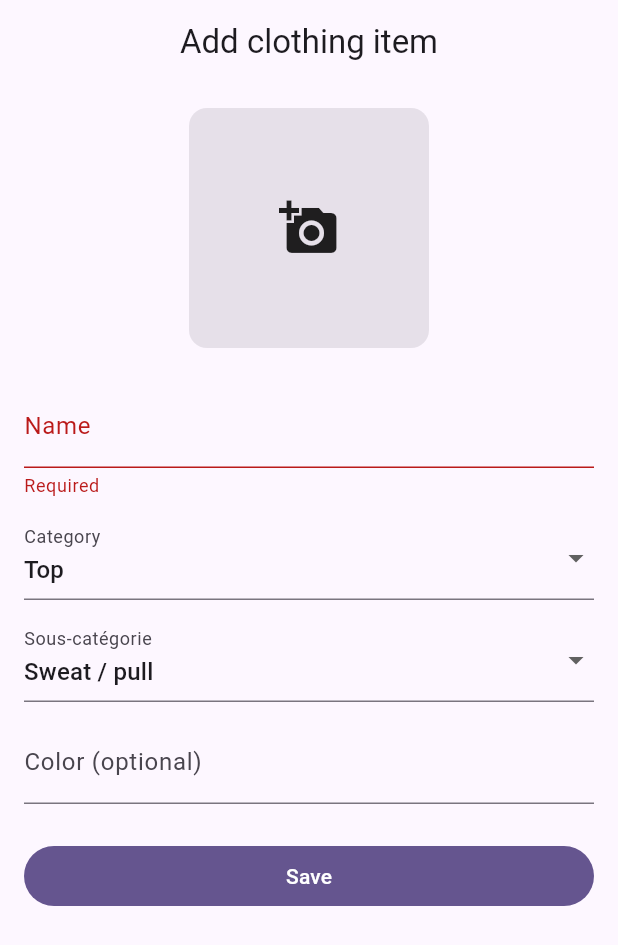
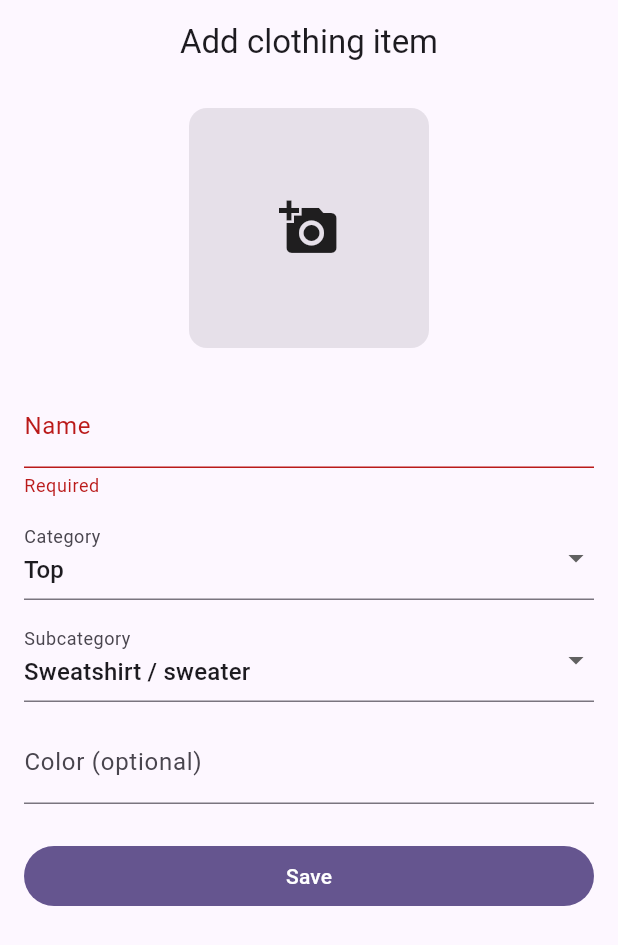
Before and after one commit to Dixen-Naxos/fitfolio, a Flutter app: the AddClothingItemScreen screen opened by its route, after a tap on "Save", on a phone screen of 412 x 824 dp. Shown: the top 945 px of the screen. Run offline on Flutter 3.47's test engine with Material 3 defaults, Android fonts, the phone set to English and light mode, and no system bars; our stand-ins replace dio, equatable, flutter_bloc, flutter_secure_storage, go_router, image_picker; accounts and stored records are empty; network calls fail.

Commit message:
feat(app): add Sous-pull subcategory and localize subcategory labels
- Add 'Sous-pull' subcategory under the Haut (top) category
- Add English translations for all clothing subcategories via subcategoryLabel
- Keep French as the stored/canonical value while translating display text
- Localize the subcategory field label and apply translations across wardrobe,
  add-item, create-outfit, outfit detail, and clothing item detail screens

```diff
--- a/app/lib/features/outfits/presentation/create_outfit_screen.dart
+++ b/app/lib/features/outfits/presentation/create_outfit_screen.dart
@@ -89,7 +89,7 @@ class _CreateOutfitScreenState extends State<CreateOutfitScreen> {
                           Padding(
                             padding: const EdgeInsets.fromLTRB(24, 8, 16, 4),
                             child: Text(
-                              subcategoryEntry.key,
+                              l10n.subcategoryLabel(subcategoryEntry.key),
                               style: Theme.of(context).textTheme.bodySmall,
                             ),
                           ),
--- a/app/lib/features/outfits/presentation/outfit_detail_screen.dart
+++ b/app/lib/features/outfits/presentation/outfit_detail_screen.dart
@@ -141,7 +141,7 @@ class _OutfitItemCard extends StatelessWidget {
                   const SizedBox(height: 4),
                   Text(
                     item.subcategory != null && item.subcategory!.isNotEmpty
-                        ? '${item.category.label(context)} · ${item.subcategory}'
+                        ? '${item.category.label(context)} · ${AppLocalizations.of(context).subcategoryLabel(item.subcategory!)}'
                         : item.category.label(context),
                     style: Theme.of(context).textTheme.bodySmall,
                     maxLines: 1,
--- a/app/lib/features/wardrobe/models/clothing_item.dart
+++ b/app/lib/features/wardrobe/models/clothing_item.dart
@@ -8,7 +8,7 @@ extension ClothingCategoryX on ClothingCategory {
   String get apiValue => name;
 
   static const Map<ClothingCategory, List<String>> subcategories = {
-    ClothingCategory.top: ['Sweat / pull', 'T-shirt', 'Débardeur', 'Brassières'],
+    ClothingCategory.top: ['Sweat / pull', 'Sous-pull', 'T-shirt', 'Débardeur', 'Brassières'],
     ClothingCategory.bottom: ['Jean', 'Pantalons', 'Shorts', 'Jupes'],
     ClothingCategory.dress: ['Hiver', 'Été'],
     ClothingCategory.outerwear: ['Manteaux', 'Vestes', 'Gilets'],
--- a/app/lib/features/wardrobe/presentation/add_clothing_item_screen.dart
+++ b/app/lib/features/wardrobe/presentation/add_clothing_item_screen.dart
@@ -148,10 +148,10 @@ class _AddClothingItemScreenState extends State<AddClothingItemScreen> {
                 const SizedBox(height: 12),
                 DropdownButtonFormField<String>(
                   value: _subcategory,
-                  decoration: const InputDecoration(labelText: 'Sous-catégorie'),
+                  decoration: InputDecoration(labelText: l10n.subcategory),
                   items: [
                     for (final option in _category.availableSubcategories)
-                      DropdownMenuItem(value: option, child: Text(option)),
+                      DropdownMenuItem(value: option, child: Text(l10n.subcategoryLabel(option))),
                   ],
                   onChanged: (value) => setState(() => _subcategory = value ?? _subcategory),
                 ),
--- a/app/lib/features/wardrobe/presentation/clothing_item_detail_screen.dart
+++ b/app/lib/features/wardrobe/presentation/clothing_item_detail_screen.dart
@@ -71,7 +71,7 @@ class ClothingItemDetailScreen extends StatelessWidget {
   String _categoryText(BuildContext context) {
     final category = item.category.label(context);
     if (item.subcategory != null && item.subcategory!.isNotEmpty) {
-      return '$category · ${item.subcategory}';
+      return '$category · ${AppLocalizations.of(context).subcategoryLabel(item.subcategory!)}';
     }
     return category;
   }
--- a/app/lib/features/wardrobe/presentation/wardrobe_screen.dart
+++ b/app/lib/features/wardrobe/presentation/wardrobe_screen.dart
@@ -105,7 +105,7 @@ class _WardrobeScreenState extends State<WardrobeScreen> {
                           Padding(
                             padding: const EdgeInsets.symmetric(horizontal: 4),
                             child: ChoiceChip(
-                              label: Text(subcategory),
+                              label: Text(l10n.subcategoryLabel(subcategory)),
                               selected: _subFilter == subcategory,
                               onSelected: (_) => setState(() => _subFilter = subcategory),
                             ),
@@ -171,7 +171,7 @@ class _ClothingItemCard extends StatelessWidget {
                       Expanded(
                         child: Text(
                           item.subcategory != null && item.subcategory!.isNotEmpty
-                              ? '${item.category.label(context)} · ${item.subcategory}'
+                              ? '${item.category.label(context)} · ${AppLocalizations.of(context).subcategoryLabel(item.subcategory!)}'
                               : item.category.label(context),
                           style: Theme.of(context).textTheme.bodySmall,
                         ),
```
Also changed, not shown: app/lib/l10n/app_localizations.dart (+30 -0 lines).
